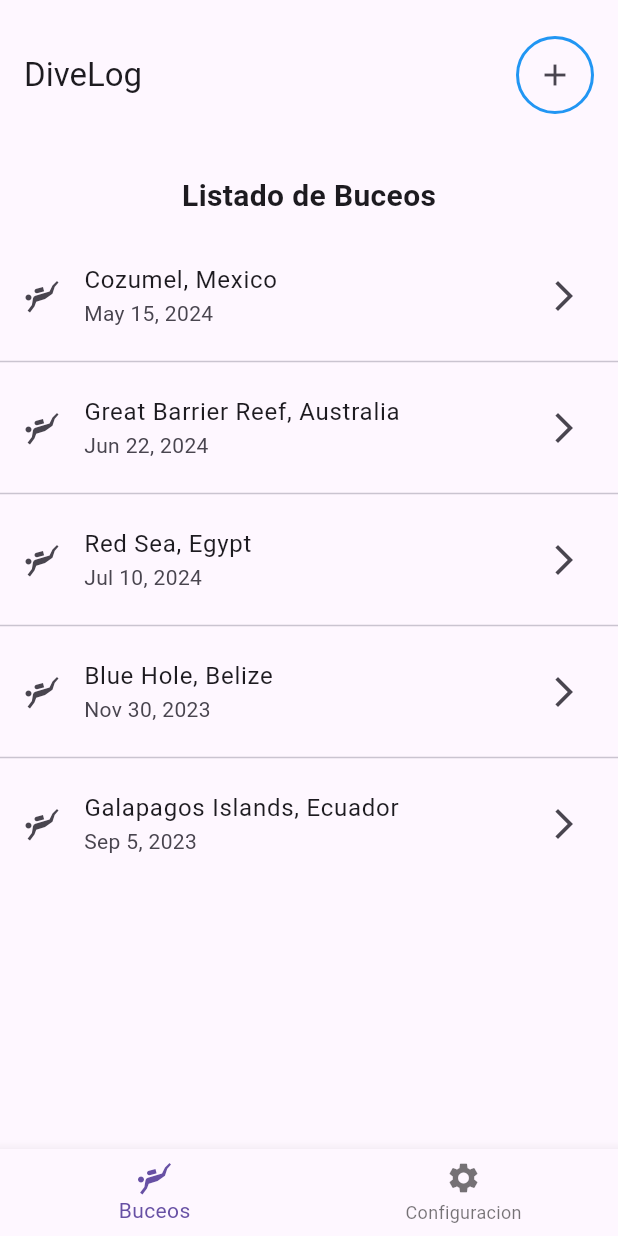
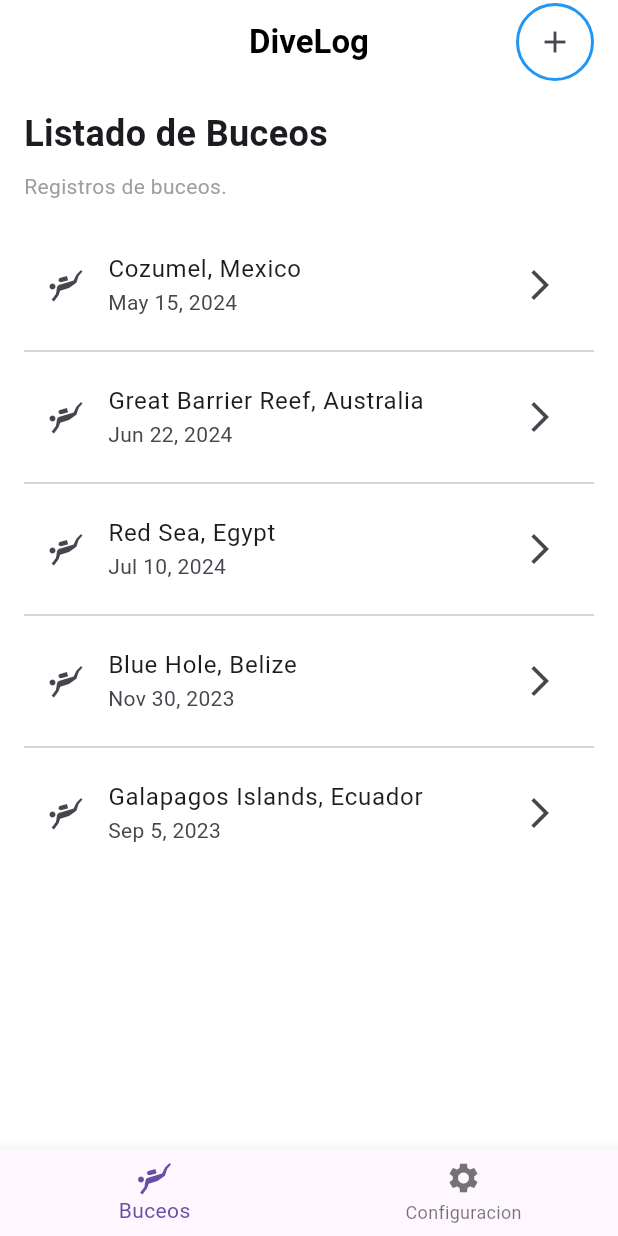
Before and after one commit to lagunal/Divelog, a Flutter app: the screen it shows after launch, on a phone screen of 412 x 824 dp. Run offline on Flutter 3.47's test engine with Material 3 defaults, Android fonts, the phone set to English and light mode, and no system bars.

Commit message:
Added styles on dives screen

```diff
--- a/lib/dive_detail_screen.dart
+++ b/lib/dive_detail_screen.dart
@@ -16,7 +16,7 @@ class _DiveDetailScreenState extends State<DiveDetailScreen> {
   final TextEditingController _dateController = TextEditingController();
   final TextEditingController _locationController = TextEditingController();
   final TextEditingController _boatController = TextEditingController();
-  String _diveType = 'Scuba';
+  List<String> _diveType = ['Scuba'];
   int _currentPage = 0;
 
   @override
@@ -87,12 +87,13 @@ class _DiveDetailScreenState extends State<DiveDetailScreen> {
               return Container(
                 width: 8.0,
                 height: 8.0,
-                margin: const EdgeInsets.symmetric(vertical: 10.0, horizontal: 2.0),
+                margin: const EdgeInsets.symmetric(
+                    vertical: 10.0, horizontal: 2.0),
                 decoration: BoxDecoration(
                   shape: BoxShape.circle,
                   color: _currentPage == index
                       ? Colors.black
-                      : Colors.grey.withOpacity(0.5),
+                      : Colors.grey.withAlpha(128),
                 ),
               );
             }),
@@ -119,20 +120,30 @@ class _DiveDetailScreenState extends State<DiveDetailScreen> {
               style: TextStyle(color: Colors.grey),
             ),
             const SizedBox(height: 20),
-            _buildTextField(label: 'Operadora de buceo', controller: _diveOperatorController, hint: 'Operadora de buceo'),
+            _buildTextField(
+                label: 'Operadora de buceo',
+                controller: _diveOperatorController,
+                hint: 'Operadora de buceo'),
             const SizedBox(height: 20),
             _buildTextField(label: 'Fecha', controller: _dateController),
             const SizedBox(height: 20),
-            _buildTextField(label: 'Lugar del buceo', controller: _locationController, hint: '¿Dónde buceaste?'),
+            _buildTextField(
+                label: 'Lugar del buceo',
+                controller: _locationController,
+                hint: '¿Dónde buceaste?'),
             const SizedBox(height: 20),
-            _buildTextField(label: 'Buque / Instalacion', controller: _boatController),
+            _buildTextField(
+                label: 'Buque / Instalacion', controller: _boatController),
           ],
         ),
       ),
     );
   }
 
-  Widget _buildTextField({required String label, required TextEditingController controller, String? hint}) {
+  Widget _buildTextField(
+      {required String label,
+      required TextEditingController controller,
+      String? hint}) {
     return Column(
       crossAxisAlignment: CrossAxisAlignment.start,
       children: [
@@ -159,7 +170,12 @@ class _DiveDetailScreenState extends State<DiveDetailScreen> {
   }
 
   Widget _buildDiveTypePage() {
-    final diveTypes = ['Scuba', 'Assist. Superficie', 'Altura Geografica', 'Saturacion'];
+    final diveTypes = [
+      'Scuba',
+      'Assist. Superficie',
+      'Altura Geografica',
+      'Saturacion'
+    ];
     return SingleChildScrollView(
       child: Padding(
         padding: const EdgeInsets.all(16.0),
@@ -193,18 +209,22 @@ class _DiveDetailScreenState extends State<DiveDetailScreen> {
   }
 
   Widget _buildDiveTypeOption({required String title, required String value}) {
-    final bool isSelected = _diveType == value;
+    final bool isSelected = _diveType.contains(value);
     return GestureDetector(
       onTap: () {
         setState(() {
-          _diveType = value;
+          if (isSelected) {
+            _diveType.remove(value);
+          } else {
+            _diveType.add(value);
+          }
         });
       },
       child: Container(
         width: 100,
         height: 100,
         decoration: BoxDecoration(
-          color: isSelected ? Colors.blue.withOpacity(0.1) : Colors.grey[200],
+          color: isSelected ? Colors.blue.withAlpha(25) : Colors.grey[200],
           borderRadius: BorderRadius.circular(8.0),
           border: Border.all(
             color: isSelected ? Colors.blue : Colors.transparent,
--- a/lib/dives_screen.dart
+++ b/lib/dives_screen.dart
@@ -14,11 +14,20 @@ class _DivesScreenState extends State<DivesScreen> {
   int _selectedIndex = 0;
 
   final List<Dive> dives = [
-    Dive(location: 'Cozumel, Mexico', date: DateTime(2024, 5, 15)),
-    Dive(location: 'Great Barrier Reef, Australia', date: DateTime(2024, 6, 22)),
-    Dive(location: 'Red Sea, Egypt', date: DateTime(2024, 7, 10)),
-    Dive(location: 'Blue Hole, Belize', date: DateTime(2023, 11, 30)),
-    Dive(location: 'Galapagos Islands, Ecuador', date: DateTime(2023, 9, 5)),
+    Dive(location: 'Cozumel, Mexico', date: DateTime(2024, 5, 15), diveType: ['Scuba']),
+    Dive(
+        location: 'Great Barrier Reef, Australia',
+        date: DateTime(2024, 6, 22),
+        diveType: ['Scuba']),
+    Dive(location: 'Red Sea, Egypt', date: DateTime(2024, 7, 10), diveType: ['Scuba']),
+    Dive(
+        location: 'Blue Hole, Belize',
+        date: DateTime(2023, 11, 30),
+        diveType: ['Scuba']),
+    Dive(
+        location: 'Galapagos Islands, Ecuador',
+        date: DateTime(2023, 9, 5),
+        diveType: ['Scuba']),
   ];
 
   void _onItemTapped(int index) {
@@ -31,18 +40,21 @@ class _DivesScreenState extends State<DivesScreen> {
   Widget build(BuildContext context) {
     final List<Widget> widgetOptions = <Widget>[
       // Dives List View
-      Column(
+      Padding(
+        padding: const EdgeInsets.all(16.0),
+        child: Column(
+          crossAxisAlignment: CrossAxisAlignment.start,
           children: [
-          const Padding(
-            padding: EdgeInsets.all(16.0),
-            child: Text(
+            const Text(
               'Listado de Buceos',
-              style: TextStyle(
-                fontSize: 20,
-                fontWeight: FontWeight.bold,
+              style: TextStyle(fontSize: 24, fontWeight: FontWeight.bold),
             ),
+            const SizedBox(height: 8),
+            const Text(
+              'Registros de buceos.',
+              style: TextStyle(color: Colors.grey),
             ),
-          ),
+            const SizedBox(height: 20),
             Expanded(
               child: ListView.separated(
                 itemCount: dives.length,
@@ -70,6 +82,7 @@ class _DivesScreenState extends State<DivesScreen> {
             ),
           ],
         ),
+      ),
       // Settings View
       const Center(
         child: Text(
@@ -80,9 +93,15 @@ class _DivesScreenState extends State<DivesScreen> {
     ];
 
     return Scaffold(
+      backgroundColor: Colors.white,
       appBar: AppBar(
-        toolbarHeight: 100,
-        title: const Text('DiveLog'),
+        backgroundColor: Colors.white,
+        elevation: 0,
+        title: const Text(
+          'DiveLog',
+          style: TextStyle(color: Colors.black, fontWeight: FontWeight.bold),
+        ),
+        centerTitle: true,
         actions: [
           Container(
             margin: const EdgeInsets.only(right: 16.0),
@@ -95,7 +114,16 @@ class _DivesScreenState extends State<DivesScreen> {
             ),
             child: IconButton(
               icon: const Icon(Icons.add),
-              onPressed: () {},
+              onPressed: () {
+                Navigator.push(
+                  context,
+                  MaterialPageRoute(
+                    builder: (context) => DiveDetailScreen(
+                      dive: Dive(date: DateTime.now(), location: '', diveType: ['Scuba']),
+                    ),
+                  ),
+                );
+              },
             ),
           ),
         ],
--- a/lib/models/dive.dart
+++ b/lib/models/dive.dart
@@ -3,13 +3,13 @@ class Dive {
   final DateTime date;
   final String diveOperator;
   final String boat;
-  final String diveType;
+  final List<String> diveType;
 
   Dive({
     required this.location,
     required this.date,
     this.diveOperator = 'N/A',
     this.boat = 'N/A',
-    this.diveType = 'Scuba',
+    this.diveType = const ['Scuba'],
   });
 }
```
Also changed, not shown: package-lock.json (added). Lines whose indentation alone changed are shown as unchanged.
